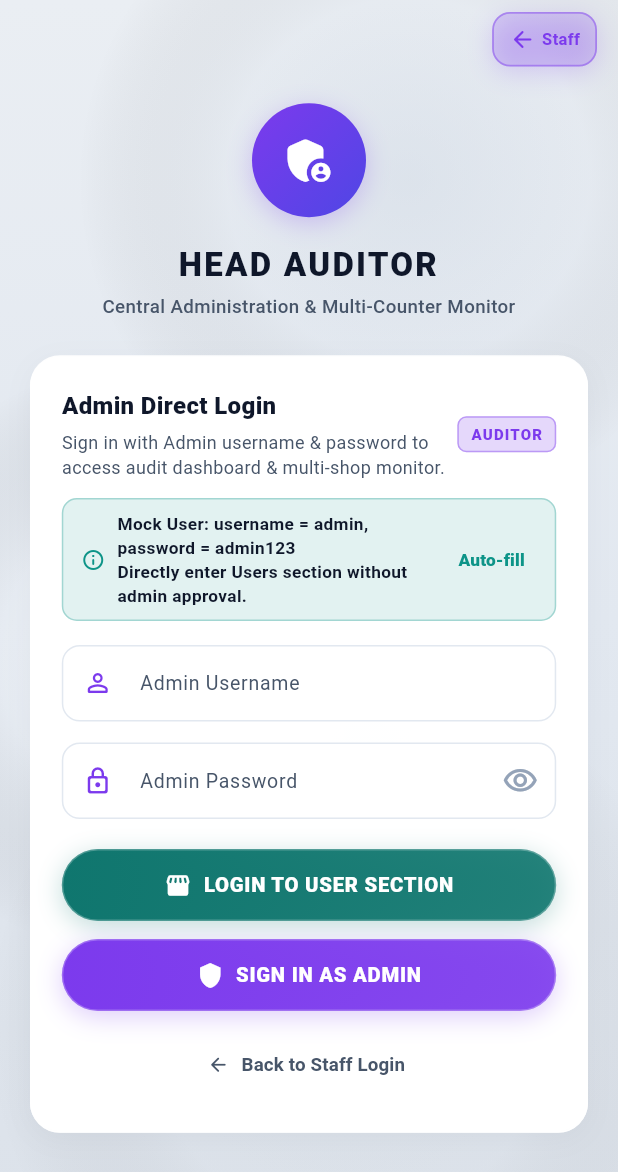
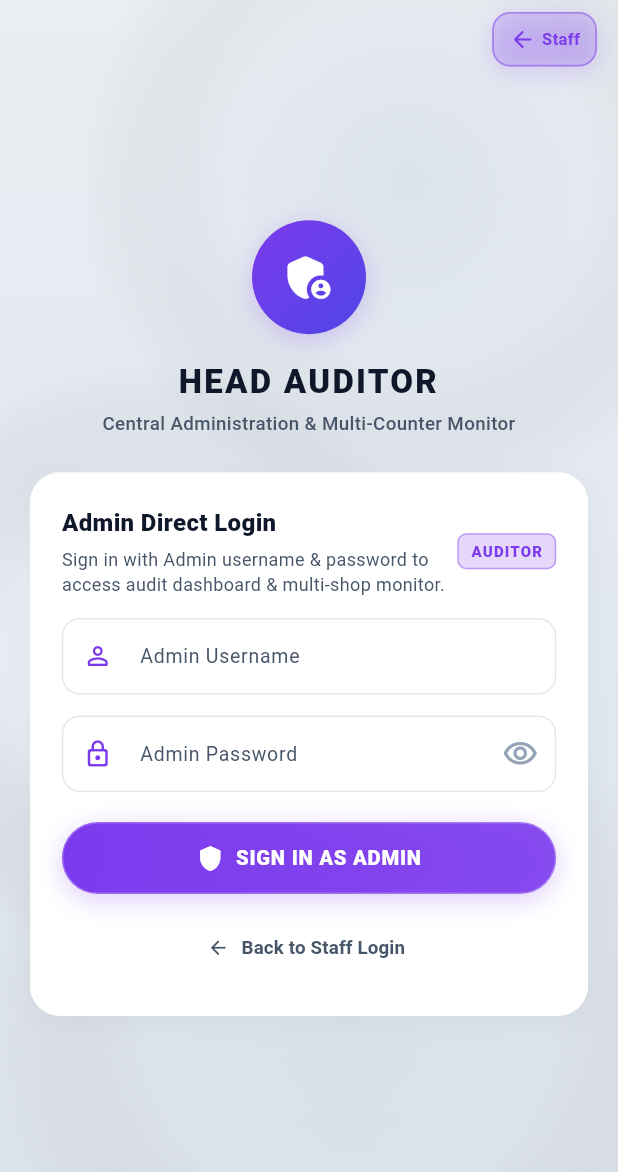
Before and after one commit to satsujinalma/Sales-Auditor, a Flutter app: the screen it shows after launch, after a tap on "ENTER SALES", after a tap on the "shield" icon, on a phone screen of 412 x 824 dp. Shown: the top 1172 px of the screen. Run offline on Flutter 3.47's test engine with Material 3 defaults, Android fonts, the phone set to English and light mode, and no system bars; our stand-ins replace cloud_firestore, firebase_core, shared_preferences; accounts and stored records are empty.

Commit message:
feat(auth): remove mock data, direct mock login info, and login to user section button

```diff
--- a/lib/providers/auth_provider.dart
+++ b/lib/providers/auth_provider.dart
@@ -131,9 +131,8 @@ class AuthProvider extends ChangeNotifier {
 
   Future<bool> loginWithAdminCredentials(
     String username,
-    String password, {
-    bool asStaffUser = false,
-  }) async {
+    String password,
+  ) async {
     _isLoggingInAsAdmin = true;
     _errorMessage = null;
     notifyListeners();
@@ -142,7 +141,6 @@ class AuthProvider extends ChangeNotifier {
       final user = await _authRepository.loginWithAdminCredentials(
         username: username.trim(),
         password: password.trim(),
-        asStaffUser: asStaffUser,
       );
       _currentUser = user;
       _allUsers = await _authRepository.getAllUsers();
--- a/lib/screens/auth/phone_login_screen.dart
+++ b/lib/screens/auth/phone_login_screen.dart
@@ -324,50 +324,6 @@ class _PhoneLoginScreenState extends State<PhoneLoginScreen> {
                   ? null
                   : () => _handleShopkeeperLogin(authProvider),
             ),
-
-            const SizedBox(height: 14),
-
-            // Quick Mock Staff Access
-            InkWell(
-              onTap: () {
-                _nameController.text = 'admin';
-                authProvider.loginWithAdminCredentials(
-                  'admin',
-                  'admin123',
-                  asStaffUser: true,
-                );
-              },
-              borderRadius: BorderRadius.circular(10),
-              child: Container(
-                padding: const EdgeInsets.symmetric(horizontal: 12, vertical: 9),
-                decoration: BoxDecoration(
-                  color: LiquidGlassColors.accentEmerald.withValues(alpha: 0.10),
-                  borderRadius: BorderRadius.circular(10),
-                  border: Border.all(
-                    color: LiquidGlassColors.accentEmerald.withValues(alpha: 0.30),
-                  ),
-                ),
-                child: const Row(
-                  mainAxisAlignment: MainAxisAlignment.center,
-                  children: [
-                    Icon(
-                      Icons.bolt_rounded,
-                      size: 16,
-                      color: LiquidGlassColors.accentEmerald,
-                    ),
-                    SizedBox(width: 6),
-                    Text(
-                      'Mock User: admin / admin123 (Direct Access)',
-                      style: TextStyle(
-                        fontSize: 11.5,
-                        fontWeight: FontWeight.w700,
-                        color: LiquidGlassColors.accentEmerald,
-                      ),
-                    ),
-                  ],
-                ),
-              ),
-            ),
           ],
         ),
       ),
@@ -432,59 +388,7 @@ class _PhoneLoginScreenState extends State<PhoneLoginScreen> {
                 ),
               ],
             ),
-            const SizedBox(height: 12),
-
-            // Mock User Notice & Auto-fill
-            Container(
-              padding: const EdgeInsets.symmetric(horizontal: 12, vertical: 8),
-              decoration: BoxDecoration(
-                color: LiquidGlassColors.accentTeal.withValues(alpha: 0.12),
-                borderRadius: BorderRadius.circular(10),
-                border: Border.all(
-                  color: LiquidGlassColors.accentTeal.withValues(alpha: 0.30),
-                ),
-              ),
-              child: Row(
-                children: [
-                  const Icon(
-                    Icons.info_outline_rounded,
-                    size: 16,
-                    color: LiquidGlassColors.accentTeal,
-                  ),
-                  const SizedBox(width: 8),
-                  const Expanded(
-                    child: Text(
-                      'Mock User: username = admin, password = admin123\nDirectly enter Users section without admin approval.',
-                      style: TextStyle(
-                        fontSize: 11.5,
-                        fontWeight: FontWeight.w600,
-                        color: LiquidGlassColors.textPrimary,
-                      ),
-                    ),
-                  ),
-                  TextButton(
-                    onPressed: () {
-                      _adminUsernameController.text = 'admin';
-                      _adminPasswordController.text = 'admin123';
-                    },
-                    style: TextButton.styleFrom(
-                      padding: const EdgeInsets.symmetric(horizontal: 8, vertical: 4),
-                      minimumSize: Size.zero,
-                      tapTargetSize: MaterialTapTargetSize.shrinkWrap,
-                    ),
-                    child: const Text(
-                      'Auto-fill',
-                      style: TextStyle(
-                        fontSize: 11.5,
-                        fontWeight: FontWeight.w800,
-                        color: LiquidGlassColors.accentTeal,
-                      ),
-                    ),
-                  ),
-                ],
-              ),
-            ),
-            const SizedBox(height: 16),
+            const SizedBox(height: 14),
 
             // Username Field
             TextFormField(
@@ -583,20 +487,7 @@ class _PhoneLoginScreenState extends State<PhoneLoginScreen> {
 
             const SizedBox(height: 20),
 
-            // Button 1: LOGIN TO USER SECTION (Direct access to sales terminal without approval)
-            LiquidGlassButton(
-              label: 'LOGIN TO USER SECTION',
-              icon: Icons.storefront_rounded,
-              glowColor: LiquidGlassColors.accentEmerald,
-              isLoading: authProvider.isLoggingInAsAdmin,
-              onPressed: authProvider.isLoggingInAsAdmin
-                  ? null
-                  : () => _handleAdminLogin(authProvider, asStaffUser: true),
-            ),
-
-            const SizedBox(height: 12),
-
-            // Button 2: SIGN IN AS ADMIN (Admin Dashboard)
+            // SIGN IN AS ADMIN (Admin Dashboard)
             LiquidGlassButton(
               label: 'SIGN IN AS ADMIN',
               icon: Icons.shield,
@@ -604,7 +495,7 @@ class _PhoneLoginScreenState extends State<PhoneLoginScreen> {
               isLoading: authProvider.isLoggingInAsAdmin,
               onPressed: authProvider.isLoggingInAsAdmin
                   ? null
-                  : () => _handleAdminLogin(authProvider, asStaffUser: false),
+                  : () => _handleAdminLogin(authProvider),
             ),
 
             const SizedBox(height: 12),
@@ -676,15 +567,6 @@ class _PhoneLoginScreenState extends State<PhoneLoginScreen> {
     if (!_shopkeeperFormKey.currentState!.validate()) return;
 
     final name = _nameController.text.trim();
-    if (name.toLowerCase() == 'admin') {
-      await authProvider.loginWithAdminCredentials(
-        'admin',
-        'admin123',
-        asStaffUser: true,
-      );
-      return;
-    }
-
     final shopCode = _shopCodeController.text.trim().toUpperCase();
 
     await authProvider.loginAsShopkeeper(
@@ -693,13 +575,12 @@ class _PhoneLoginScreenState extends State<PhoneLoginScreen> {
     );
   }
 
-  void _handleAdminLogin(AuthProvider authProvider, {bool asStaffUser = false}) async {
+  void _handleAdminLogin(AuthProvider authProvider) async {
     if (!_adminFormKey.currentState!.validate()) return;
 
     await authProvider.loginWithAdminCredentials(
       _adminUsernameController.text.trim(),
       _adminPasswordController.text.trim(),
-      asStaffUser: asStaffUser,
     );
   }
 }
--- a/lib/services/auth_repository.dart
+++ b/lib/services/auth_repository.dart
@@ -16,7 +16,6 @@ abstract class AuthRepository {
   Future<AppUser> loginWithAdminCredentials({
     required String username,
     required String password,
-    bool asStaffUser = false,
   });
 
   Future<void> updateAdminCredentials({
--- a/lib/services/hybrid_auth_repository.dart
+++ b/lib/services/hybrid_auth_repository.dart
@@ -51,7 +51,9 @@ class HybridAuthRepository implements AuthRepository {
           decoded.forEach((key, value) {
             if (value is Map<String, dynamic>) {
               final user = AppUser.fromJson(value);
+              if (user.id != 'mock_staff_admin_account') {
                 _usersCache[user.id] = user;
+              }
             }
           });
         } catch (_) {}
@@ -61,8 +63,13 @@ class HybridAuthRepository implements AuthRepository {
       if (userJson != null) {
         try {
           final savedUser = AppUser.fromJson(jsonDecode(userJson) as Map<String, dynamic>);
+          if (savedUser.id == 'mock_staff_admin_account') {
+            await prefs.remove(_keyCurrentUser);
+            _currentUser = null;
+          } else {
             // Sync with directory cache if exists
             _currentUser = _usersCache[savedUser.id] ?? savedUser;
+          }
         } catch (e) {
           debugPrint('>>> HybridAuthRepository: Warning parsing cached user: $e');
         }
@@ -74,7 +81,16 @@ class HybridAuthRepository implements AuthRepository {
         try {
           final cloudUsers = await salesRepo.getUsers();
           for (final u in cloudUsers) {
+            if (u.id == 'mock_staff_admin_account') {
+              salesRepo.deleteUser(u.id);
+            } else {
               _usersCache[u.id] = u;
+            }
+          }
+          _usersCache.remove('mock_staff_admin_account');
+          if (_currentUser?.id == 'mock_staff_admin_account') {
+            _currentUser = null;
+            await prefs.remove(_keyCurrentUser);
           }
           if (_currentUser != null && _currentUser!.role != UserRole.admin) {
             _currentUser = _usersCache[_currentUser!.id] ?? _currentUser;
@@ -86,8 +102,13 @@ class HybridAuthRepository implements AuthRepository {
             (cloudUsers) {
               debugPrint('>>> HybridAuthRepository: Received ${cloudUsers.length} users from Firestore watchUsers stream');
               for (final u in cloudUsers) {
+                if (u.id == 'mock_staff_admin_account') {
+                  salesRepo.deleteUser(u.id);
+                } else {
                   _usersCache[u.id] = u;
                 }
+              }
+              _usersCache.remove('mock_staff_admin_account');
               if (_currentUser != null && _currentUser!.role != UserRole.admin) {
                 final latest = _usersCache[_currentUser!.id];
                 if (latest != null &&
@@ -216,54 +237,11 @@ class HybridAuthRepository implements AuthRepository {
         ? phoneNumber!.trim().replaceAll(RegExp(r'\s+'), '')
         : 'STAFF';
 
-    final isMockAdminUser = cleanName.toLowerCase() == 'admin' &&
-        (normalizedPhone == 'admin123' ||
-            (rawCodeOrName.toLowerCase() == 'admin123') ||
-            normalizedPhone == 'STAFF' ||
-            normalizedPhone.isEmpty ||
-            rawCodeOrName.isEmpty);
-
-    final existingShops = await _salesRepository.getShops();
-
-    String assignedShopId;
-    String assignedShopName;
-
-    if (isMockAdminUser) {
-      if (existingShops.isNotEmpty) {
-        assignedShopId = existingShops.first.id;
-        assignedShopName = existingShops.first.name;
-      } else {
-        assignedShopId = 'kdlr';
-        assignedShopName = 'KDLR Counter';
-      }
-      await _salesRepository.setSelectedShopId(assignedShopId);
-
-      final user = AppUser(
-        id: 'mock_staff_admin_account',
-        name: 'admin',
-        phoneNumber: '9999999999',
-        role: UserRole.shopkeeper,
-        shopId: assignedShopId,
-        shopName: assignedShopName,
-        isApproved: true,
-        approvalStatus: ApprovalStatus.approved,
-        isProfileComplete: true,
-        createdAt: DateTime.now(),
-      );
-
-      _usersCache[user.id] = user;
-      await _saveUsersToPrefs();
-
-      _currentUser = user;
-      await _saveCurrentUserToPrefs(user);
-      _authStateController.add(_currentUser);
-      _notifyUsersChanged();
-      return user;
-    }
-
     if (rawCodeOrName.isEmpty) {
       throw Exception('Please enter shop code');
     }
+
+    final existingShops = await _salesRepository.getShops();
 
     final match = existingShops.where(
       (s) =>
@@ -278,8 +256,8 @@ class HybridAuthRepository implements AuthRepository {
       );
     }
 
-    assignedShopId = match.first.id;
-    assignedShopName = match.first.name;
+    final assignedShopId = match.first.id;
+    final assignedShopName = match.first.name;
     await _salesRepository.setSelectedShopId(assignedShopId);
 
     // Check cloud users first if available
@@ -288,7 +266,9 @@ class HybridAuthRepository implements AuthRepository {
       try {
         final cloudUsers = await salesRepo.getUsers();
         for (final u in cloudUsers) {
+          if (u.id != 'mock_staff_admin_account') {
             _usersCache[u.id] = u;
+          }
         }
       } catch (_) {}
     }
@@ -359,7 +339,6 @@ class HybridAuthRepository implements AuthRepository {
   Future<AppUser> loginWithAdminCredentials({
     required String username,
     required String password,
-    bool asStaffUser = false,
   }) async {
     if (!_initialized) await init();
 
@@ -370,25 +349,16 @@ class HybridAuthRepository implements AuthRepository {
     final u = username.trim().toLowerCase();
     final p = password.trim();
 
-    // Mock user login for counter staff directly:
-    final isMockUser = (u == 'admin' && (p == 'admin123' || p == 'vazhapazhamadmin@321'));
-
     // Admin login validation:
     final isDefaultPass = (validPass == 'admin123' || validPass == 'vazhapazhamadmin@321');
     final isConfiguredAdmin = (u == validUser.toLowerCase() &&
         (p == validPass || (isDefaultPass && (p == 'admin123' || p == 'vazhapazhamadmin@321'))));
 
-    if (asStaffUser) {
-      if (!isMockUser && !isConfiguredAdmin) {
-        throw Exception('Invalid mock user credentials');
-      }
-    } else {
     if (!isConfiguredAdmin) {
       throw Exception('Invalid admin username or password');
     }
-    }
 
-    // Default shop assignment for mock staff or admin
+    // Default shop assignment for admin
     String defaultShopId = 'kdlr';
     String defaultShopName = 'KDLR Retail Counter';
     try {
@@ -399,20 +369,7 @@ class HybridAuthRepository implements AuthRepository {
       }
     } catch (_) {}
 
-    final user = asStaffUser
-        ? AppUser(
-            id: 'mock_staff_admin_account',
-            phoneNumber: '9999999999',
-            name: 'admin',
-            role: UserRole.shopkeeper,
-            shopId: defaultShopId,
-            shopName: defaultShopName,
-            isApproved: true,
-            approvalStatus: ApprovalStatus.approved,
-            isProfileComplete: true,
-            createdAt: DateTime.now(),
-          )
-        : AppUser(
+    final user = AppUser(
       id: 'admin_master_account',
       phoneNumber: 'ADMIN_DESK',
       name: 'Central Admin & Auditor',
@@ -431,7 +388,9 @@ class HybridAuthRepository implements AuthRepository {
       try {
         final cloudUsers = await salesRepo.getUsers();
         for (final u in cloudUsers) {
+          if (u.id != 'mock_staff_admin_account') {
             _usersCache[u.id] = u;
+          }
         }
         await _saveUsersToPrefs();
       } catch (_) {}
```
Also changed, not shown: lib/services/firestore_sales_repository.dart (+8 -0 lines), 1 other file. Lines whose indentation alone changed are shown as unchanged.
